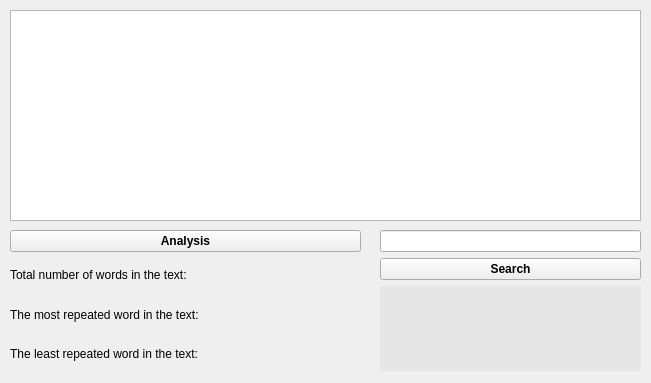
Qt form interface.ui (irembagcivan/Text-Analyzer) before a commit.
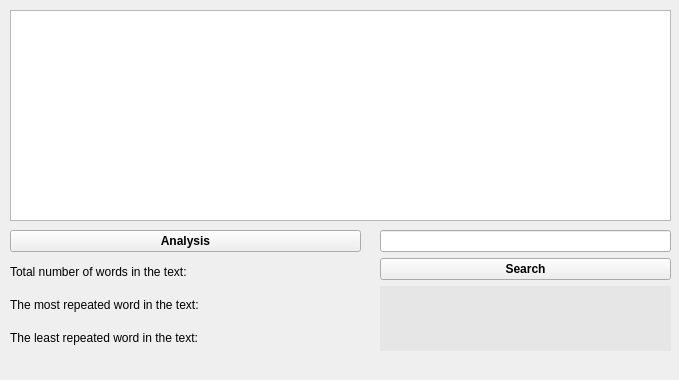
The same form after that commit.

Patch:
```diff
--- a/interface.ui
+++ b/interface.ui
@@ -6,8 +6,8 @@
    <rect>
     <x>0</x>
     <y>0</y>
-    <width>651</width>
-    <height>383</height>
+    <width>679</width>
+    <height>380</height>
    </rect>
   </property>
   <property name="windowTitle">
@@ -19,7 +19,7 @@
      <rect>
       <x>10</x>
       <y>10</y>
-      <width>631</width>
+      <width>661</width>
       <height>211</height>
      </rect>
     </property>
@@ -30,7 +30,7 @@
       <x>10</x>
       <y>230</y>
       <width>351</width>
-      <height>141</height>
+      <height>121</height>
      </rect>
     </property>
     <layout class="QVBoxLayout" name="verticalLayout_2">
@@ -75,8 +75,8 @@
      <rect>
       <x>380</x>
       <y>230</y>
-      <width>261</width>
-      <height>141</height>
+      <width>291</width>
+      <height>121</height>
      </rect>
     </property>
     <layout class="QVBoxLayout" name="verticalLayout">
```
